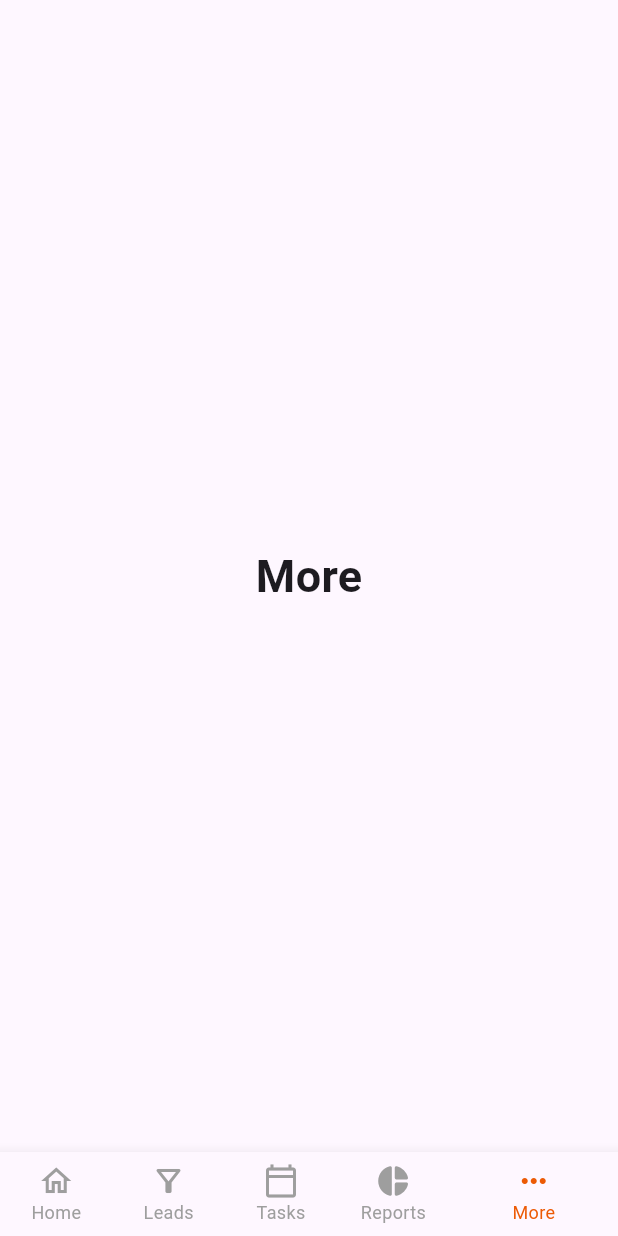
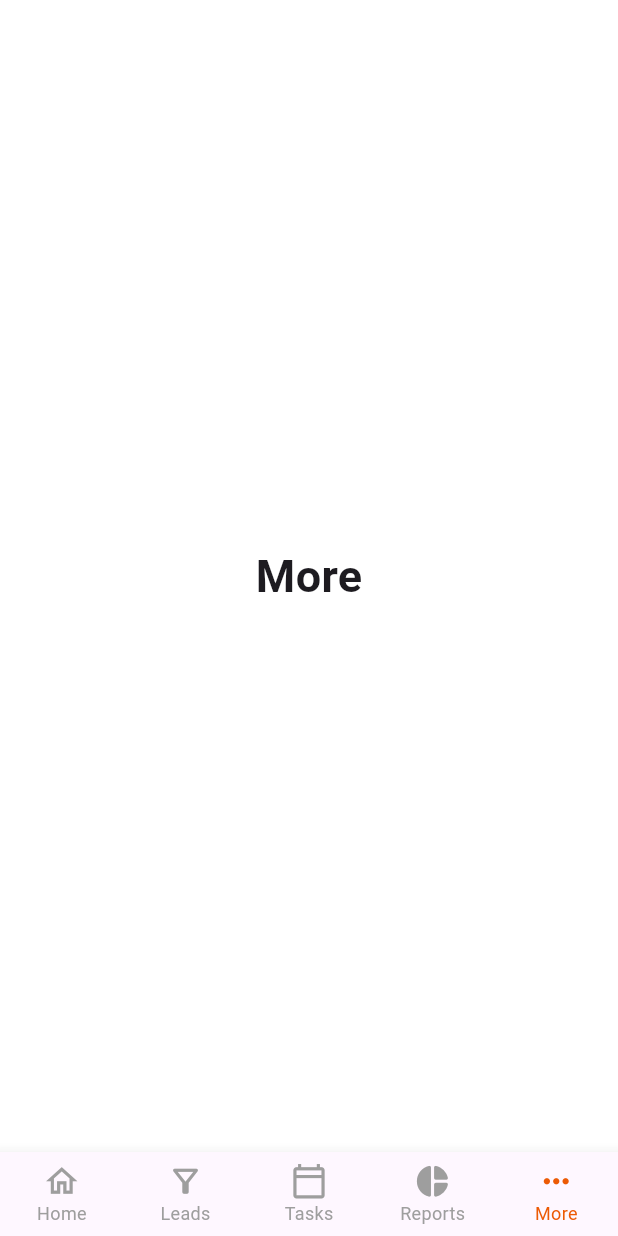
Before and after one commit to newappsocialmed/Flu, a Flutter app: the screen it shows after launch, item 5 of the bottom bar chosen, on a phone screen of 412 x 824 dp. Run offline on Flutter 3.47's test engine with Material 3 defaults, Android fonts, the phone set to English and light mode, and no system bars; our stand-ins replace badges, dio, flutter_bloc, freezed_annotation.

Commit message:
Appbar setup

```diff
--- a/lib/Screens/bottomnavigation.dart
+++ b/lib/Screens/bottomnavigation.dart
@@ -9,7 +9,7 @@
 }
 
 class _BottomnavigationState extends State<Bottomnavigation> {
-  int _selectedIndex = 0;
+  int _selectedIndex = 1;
   static const TextStyle optionStyle = TextStyle(fontSize: 30, fontWeight: FontWeight.bold);
   static const List<Widget> _widgetOptions = <Widget>[
     Text('Home', style: optionStyle),
@@ -28,7 +28,8 @@
   @override
   Widget build(BuildContext context) {
     return Scaffold(
-      body: Center(child: _widgetOptions.elementAt(_selectedIndex)),
+      backgroundColor: Colors.white,
+      body: SafeArea(child: Center(child: _widgetOptions.elementAt(_selectedIndex))),
       bottomNavigationBar: BottomNavigationBar(
         items: const <BottomNavigationBarItem>[
           BottomNavigationBarItem(
@@ -52,10 +53,12 @@
             label: 'More',
           ),
         ],
+        type: BottomNavigationBarType.fixed,
         selectedFontSize: 12,
         showUnselectedLabels: true,
         unselectedItemColor: Colors.grey,
         currentIndex: _selectedIndex,
+        iconSize: 25,
         selectedItemColor: const Color.fromARGB(255, 236, 90, 5),
         onTap: onChange,
       ),
--- a/pubspec.yaml
+++ b/pubspec.yaml
@@ -39,6 +39,7 @@
   json_annotation: ^4.8.1
   flutter_bloc: ^8.1.5
   dio: ^5.4.1
+  badges: ^3.1.2
 
 dev_dependencies:
   flutter_test:
```
Also changed, not shown: lib/Screens/leads.dart (+36 -5 lines), assets/images/c.png (added), assets/images/reports.jpg (deleted), assets/images/reports.svg (deleted), pubspec.lock.
